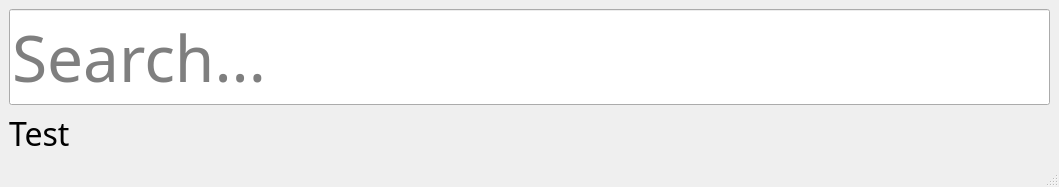
Above: forms/mainwindow.ui from johnmastroberti/dsearch before the change. Below: the same form after it.
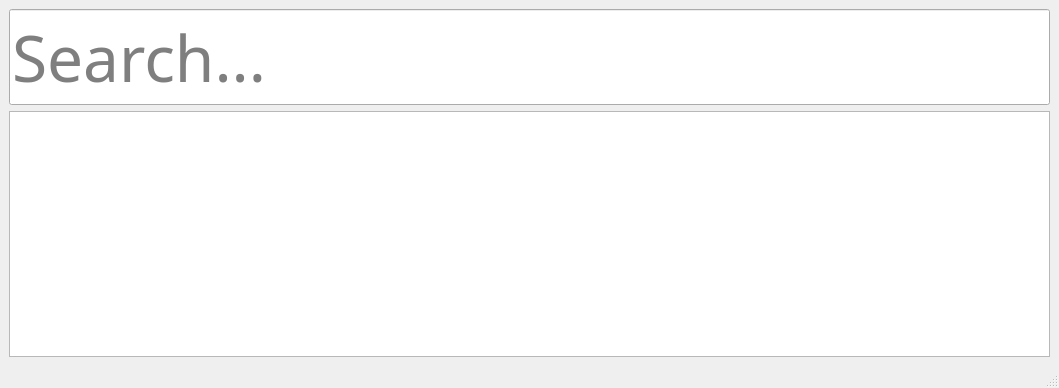
That is the form after the change.

What changed in the file:
```diff
--- a/forms/mainwindow.ui
+++ b/forms/mainwindow.ui
@@ -7,7 +7,7 @@
     <x>0</x>
     <y>0</y>
     <width>1059</width>
-    <height>176</height>
+    <height>388</height>
    </rect>
   </property>
   <property name="windowTitle">
@@ -37,23 +37,7 @@
        </widget>
       </item>
       <item>
-       <widget class="QLabel" name="label">
-        <property name="sizePolicy">
-         <sizepolicy hsizetype="Preferred" vsizetype="Fixed">
-          <horstretch>0</horstretch>
-          <verstretch>0</verstretch>
-         </sizepolicy>
-        </property>
-        <property name="font">
-         <font>
-          <family>Sans Serif</family>
-          <pointsize>24</pointsize>
-         </font>
-        </property>
-        <property name="text">
-         <string>Test</string>
-        </property>
-       </widget>
+       <widget class="QListView" name="listView"/>
       </item>
      </layout>
     </item>
```
